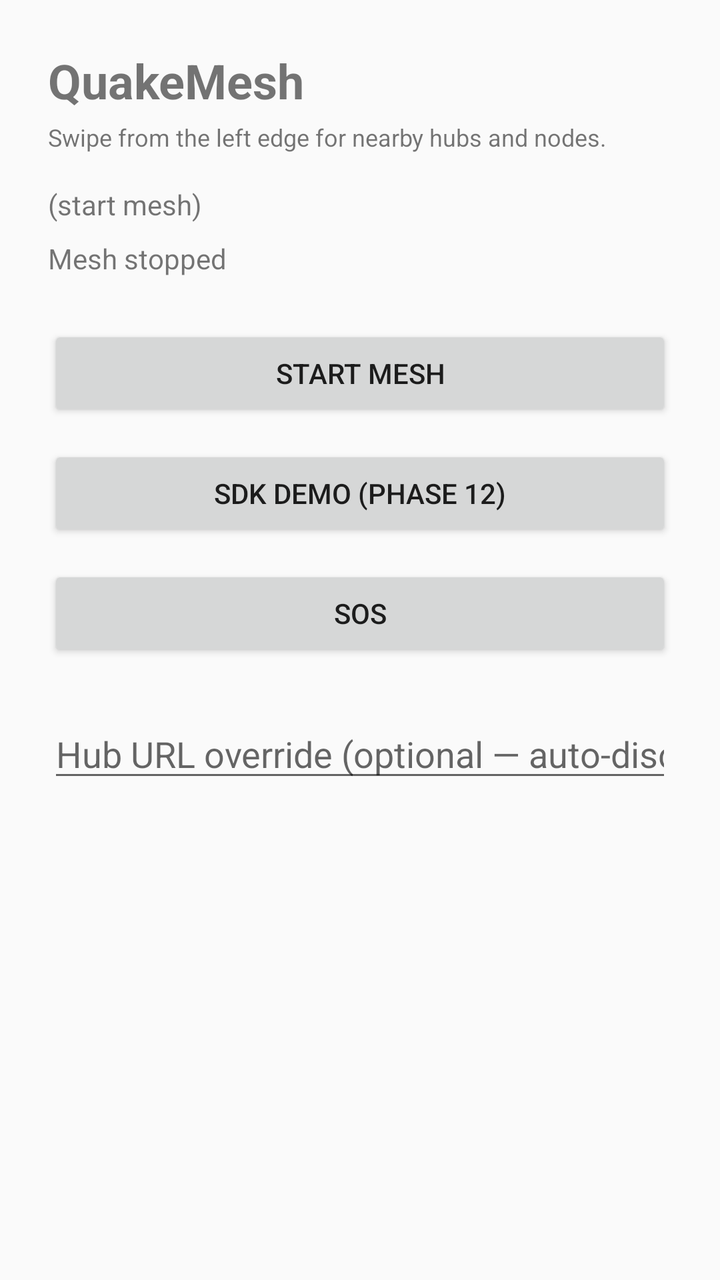
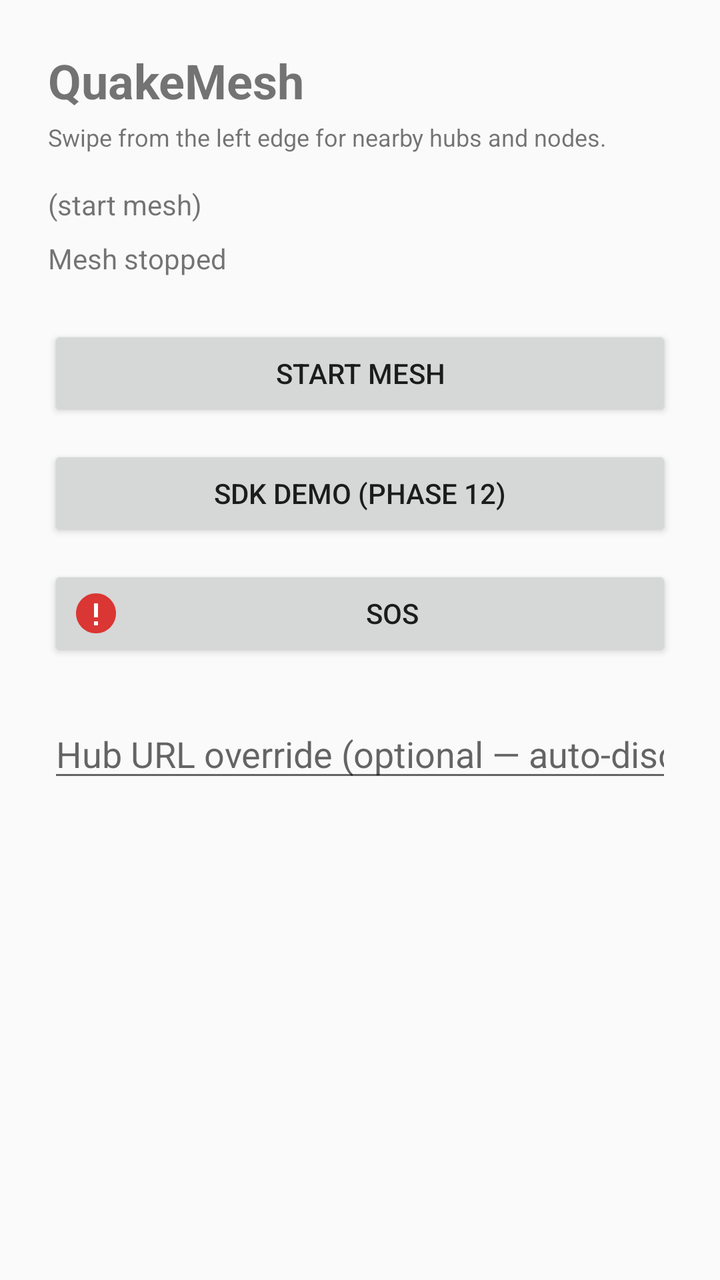

Compare the two renders of this Android layout. The source of the first and the diff that turns it into the second are given below.
<!-- AndroidManifest.xml: application theme Theme.QuakeMesh -->
<!-- res/layout/content_main.xml -->
<?xml version="1.0" encoding="utf-8"?>
<ScrollView xmlns:android="http://schemas.android.com/apk/res/android"
    android:layout_width="match_parent"
    android:layout_height="match_parent"
    android:fillViewport="true">

    <LinearLayout
        android:layout_width="match_parent"
        android:layout_height="wrap_content"
        android:orientation="vertical"
        android:padding="24dp">

        <LinearLayout
            android:layout_width="match_parent"
            android:layout_height="wrap_content"
            android:gravity="center_vertical"
            android:orientation="horizontal">

            <TextView
                android:layout_width="wrap_content"
                android:layout_height="wrap_content"
                android:text="@string/app_name"
                android:textSize="24sp"
                android:textStyle="bold" />

            <TextView
                android:id="@+id/version_text"
                android:layout_width="wrap_content"
                android:layout_height="wrap_content"
                android:layout_marginStart="8dp"
                android:textSize="12sp" />
        </LinearLayout>

        <TextView
            android:layout_width="match_parent"
            android:layout_height="wrap_content"
            android:layout_marginTop="4dp"
            android:text="@string/swipe_peers_hint"
            android:textSize="12sp" />

        <TextView
            android:id="@+id/node_id_text"
            android:layout_width="match_parent"
            android:layout_height="wrap_content"
            android:layout_marginTop="16dp"
            android:text="@string/node_id_unknown" />

        <TextView
            android:id="@+id/status_text"
            android:layout_width="match_parent"
            android:layout_height="wrap_content"
            android:layout_marginTop="8dp"
            android:text="@string/mesh_stopped" />

        <Button
            android:id="@+id/toggle_mesh_button"
            android:layout_width="match_parent"
            android:layout_height="wrap_content"
            android:layout_marginTop="24dp"
            android:text="@string/start_mesh" />

        <Button
            android:id="@+id/sdk_demo_button"
            android:layout_width="match_parent"
            android:layout_height="wrap_content"
            android:layout_marginTop="12dp"
            android:text="@string/sdk_demo_button" />

        <Button
            android:id="@+id/sos_demo_button"
            android:layout_width="match_parent"
            android:layout_height="wrap_content"
            android:layout_marginTop="12dp"
            android:text="@string/sos_button" />

        <EditText
            android:id="@+id/hub_heartbeat_url"
            android:layout_width="match_parent"
            android:layout_height="wrap_content"
            android:layout_marginTop="24dp"
            android:hint="@string/hub_heartbeat_hint"
            android:importantForAutofill="no"
            android:inputType="textUri" />
    </LinearLayout>
</ScrollView>
<!-- resources referenced by this layout -->
<resources>
  <string name="app_name">QuakeMesh</string>
  <string name="hub_heartbeat_hint">Hub URL override (optional — auto-discovered on Wi‑Fi)</string>
  <string name="mesh_stopped">Mesh stopped</string>
  <string name="node_id_unknown">(start mesh)</string>
  <string name="sdk_demo_button">SDK demo (Phase 12)</string>
  <string name="sos_button">SOS</string>
  <string name="start_mesh">Start mesh</string>
  <string name="swipe_peers_hint">Swipe from the left edge for nearby hubs and nodes.</string>
  <style name="Theme.QuakeMesh" parent="Theme.AppCompat.DayNight.NoActionBar" />
</resources>

<!-- the commit's change to res/layout/content_main.xml (unified diff, before → after) -->
@@ -71,7 +71,11 @@
             android:layout_width="match_parent"
             android:layout_height="wrap_content"
             android:layout_marginTop="12dp"
-            android:text="@string/sos_button" />
+            android:drawableStart="@drawable/ic_sos"
+            android:drawablePadding="8dp"
+            android:gravity="center"
+            android:text="@string/sos_button"
+            android:contentDescription="@string/sos_button" />
 
         <EditText
             android:id="@+id/hub_heartbeat_url"
<!-- resource entries referenced after the edit -->
@@ -1,5 +1,19 @@
 <!-- resources referenced by this layout -->
 <resources>
+  <!-- drawable ic_sos (drawable) -->
+  <?xml version="1.0" encoding="utf-8"?>
+  <vector xmlns:android="http://schemas.android.com/apk/res/android"
+      android:width="24dp"
+      android:height="24dp"
+      android:viewportWidth="24"
+      android:viewportHeight="24">
+      <path
+          android:fillColor="#DA3633"
+          android:pathData="M12,2C6.48,2 2,6.48 2,12s4.48,10 10,10 10,-4.48 10,-10S17.52,2 12,2z" />
+      <path
+          android:fillColor="#FFFFFF"
+          android:pathData="M11,7h2v7h-2zM11,16h2v2h-2z" />
+  </vector>
   <string name="app_name">QuakeMesh</string>
   <string name="hub_heartbeat_hint">Hub URL override (optional — auto-discovered on Wi‑Fi)</string>
   <string name="mesh_stopped">Mesh stopped</string>
